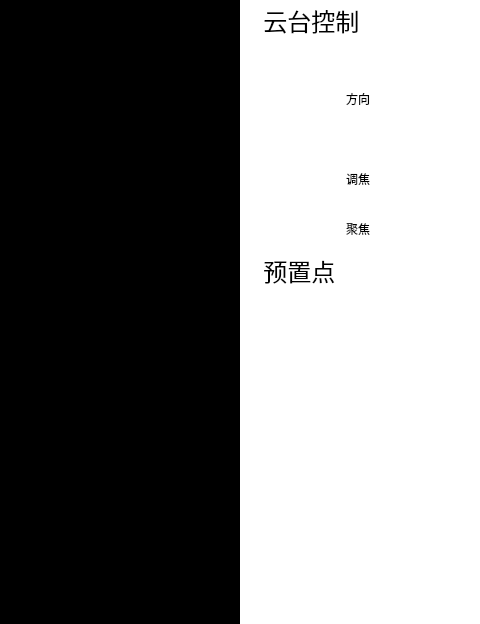
Above: pvmsmonitorwidget.ui from 1157889734/x86MyAppliction before the change; both pictures show x 544 to 1024 and y 0 to 624 of the 1024 by 624 pixel window. Below: the same form after it.
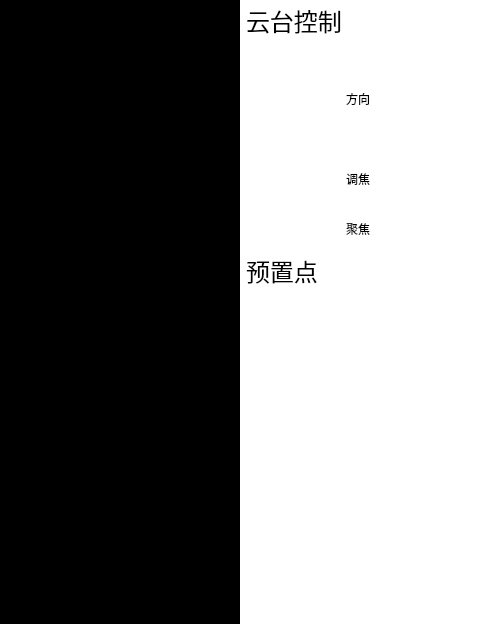
That is the form after the change. Icons and pictures are not drawn.

The edit to the form file:
```diff
--- a/pvmsmonitorwidget.ui
+++ b/pvmsmonitorwidget.ui
@@ -16,10 +16,10 @@
   <widget class="QPushButton" name="presetNoPushButton_8">
    <property name="geometry">
     <rect>
-     <x>970</x>
-     <y>360</y>
-     <width>53</width>
-     <height>32</height>
+     <x>965</x>
+     <y>350</y>
+     <width>60</width>
+     <height>40</height>
     </rect>
    </property>
    <property name="font">
@@ -33,8 +33,6 @@
 border-color: rgb(255, 255, 255);
 border-width: 1px;
 border-style: solid;}
-QPushButton:hover{background-color: rgb(246, 246, 246);color: rgb(86, 164, 246);border-color: rgb(255, 255, 255);border-width: 2px;border-style: solid;}
-
 QPushButton:pressed
 {background-color: rgb(86, 164, 246);color: rgb(255, 255, 255);border-color: rgb(170, 170, 170);border-width: 2px;border-style: solid;}</string>
    </property>
@@ -105,9 +103,9 @@
    <property name="geometry">
     <rect>
      <x>915</x>
-     <y>500</y>
-     <width>30</width>
-     <height>31</height>
+     <y>490</y>
+     <width>40</width>
+     <height>40</height>
     </rect>
    </property>
    <property name="styleSheet">
@@ -153,7 +151,7 @@
    <property name="geometry">
     <rect>
      <x>785</x>
-     <y>460</y>
+     <y>450</y>
      <width>112</width>
      <height>32</height>
     </rect>
@@ -230,10 +228,10 @@
   <widget class="QPushButton" name="presetNoPushButton_3">
    <property name="geometry">
     <rect>
-     <x>910</x>
-     <y>300</y>
-     <width>53</width>
-     <height>32</height>
+     <x>905</x>
+     <y>295</y>
+     <width>60</width>
+     <height>40</height>
     </rect>
    </property>
    <property name="font">
@@ -247,8 +245,6 @@
 border-color: rgb(255, 255, 255);
 border-width: 1px;
 border-style: solid;}
-QPushButton:hover{background-color: rgb(246, 246, 246);color: rgb(86, 164, 246);border-color: rgb(255, 255, 255);border-width: 2px;border-style: solid;}
-
 QPushButton:pressed
 {background-color: rgb(86, 164, 246);color: rgb(255, 255, 255);border-color: rgb(170, 170, 170);border-width: 2px;border-style: solid;}</string>
    </property>
@@ -263,9 +259,9 @@
    <property name="geometry">
     <rect>
      <x>860</x>
-     <y>500</y>
-     <width>30</width>
-     <height>31</height>
+     <y>490</y>
+     <width>40</width>
+     <height>40</height>
     </rect>
    </property>
    <property name="styleSheet">
@@ -319,10 +315,10 @@
   <widget class="QPushButton" name="presetNoPushButton_2">
    <property name="geometry">
     <rect>
-     <x>850</x>
-     <y>300</y>
-     <width>53</width>
-     <height>32</height>
+     <x>845</x>
+     <y>295</y>
+     <width>60</width>
+     <height>40</height>
     </rect>
    </property>
    <property name="font">
@@ -331,15 +327,11 @@
     </font>
    </property>
    <property name="styleSheet">
-    <string notr="true">
-QPushButton
-{background-image: url(:/monres/2.bmp);
+    <string notr="true">QPushButton{
+background-image: url(:/monres/22.bmp);
 border-color: rgb(255, 255, 255);
 border-width: 1px;
 border-style: solid;}
-
-QPushButton:hover{background-color: rgb(246, 246, 246);color: rgb(86, 164, 246);border-color: rgb(255, 255, 255);border-width: 2px;border-style: solid;}
-
 QPushButton:pressed
 {background-color: rgb(86, 164, 246);color: rgb(255, 255, 255);border-color: rgb(170, 170, 170);border-width: 2px;border-style: solid;}</string>
    </property>
@@ -429,7 +421,7 @@
    <property name="geometry">
     <rect>
      <x>785</x>
-     <y>420</y>
+     <y>410</y>
      <width>112</width>
      <height>32</height>
     </rect>
@@ -462,10 +454,10 @@
   <widget class="QPushButton" name="presetNoPushButton_7">
    <property name="geometry">
     <rect>
-     <x>910</x>
-     <y>360</y>
-     <width>53</width>
-     <height>32</height>
+     <x>905</x>
+     <y>350</y>
+     <width>60</width>
+     <height>40</height>
     </rect>
    </property>
    <property name="font">
@@ -479,8 +471,6 @@
 border-color: rgb(255, 255, 255);
 border-width: 1px;
 border-style: solid;}
-QPushButton:hover{background-color: rgb(246, 246, 246);color: rgb(86, 164, 246);border-color: rgb(255, 255, 255);border-width: 2px;border-style: solid;}
-
 QPushButton:pressed
 {background-color: rgb(86, 164, 246);color: rgb(255, 255, 255);border-color: rgb(170, 170, 170);border-width: 2px;border-style: solid;}</string>
    </property>
@@ -582,7 +572,7 @@
    <property name="geometry">
     <rect>
      <x>910</x>
-     <y>460</y>
+     <y>450</y>
      <width>112</width>
      <height>32</height>
     </rect>
@@ -613,10 +603,10 @@
   <widget class="QPushButton" name="presetNoPushButton_4">
    <property name="geometry">
     <rect>
-     <x>970</x>
-     <y>300</y>
-     <width>53</width>
-     <height>32</height>
+     <x>965</x>
+     <y>295</y>
+     <width>60</width>
+     <height>40</height>
     </rect>
    </property>
    <property name="font">
@@ -630,8 +620,6 @@
 border-color: rgb(255, 255, 255);
 border-width: 1px;
 border-style: solid;}
-QPushButton:hover{background-color: rgb(246, 246, 246);color: rgb(86, 164, 246);border-color: rgb(255, 255, 255);border-width: 2px;border-style: solid;}
-
 QPushButton:pressed
 {background-color: rgb(86, 164, 246);color: rgb(255, 255, 255);border-color: rgb(170, 170, 170);border-width: 2px;border-style: solid;}</string>
    </property>
@@ -646,9 +634,9 @@
    <property name="geometry">
     <rect>
      <x>970</x>
-     <y>500</y>
-     <width>30</width>
-     <height>31</height>
+     <y>490</y>
+     <width>40</width>
+     <height>40</height>
     </rect>
    </property>
    <property name="styleSheet">
@@ -709,9 +697,9 @@
    <property name="geometry">
     <rect>
      <x>800</x>
-     <y>500</y>
-     <width>30</width>
-     <height>31</height>
+     <y>490</y>
+     <width>40</width>
+     <height>40</height>
     </rect>
    </property>
    <property name="styleSheet">
@@ -736,7 +724,7 @@
   <widget class="QLabel" name="label_3">
    <property name="geometry">
     <rect>
-     <x>794</x>
+     <x>790</x>
      <y>0</y>
      <width>231</width>
      <height>40</height>
@@ -760,7 +748,7 @@
  }</string>
    </property>
    <property name="text">
-    <string>  云台控制</string>
+    <string>云台控制</string>
    </property>
    <property name="textFormat">
     <enum>Qt::AutoText</enum>
@@ -769,10 +757,10 @@
   <widget class="QPushButton" name="presetNoPushButton_6">
    <property name="geometry">
     <rect>
-     <x>850</x>
-     <y>360</y>
-     <width>53</width>
-     <height>32</height>
+     <x>845</x>
+     <y>350</y>
+     <width>60</width>
+     <height>40</height>
     </rect>
    </property>
    <property name="font">
@@ -786,8 +774,6 @@
 border-color: rgb(255, 255, 255);
 border-width: 1px;
 border-style: solid;}
-QPushButton:hover{background-color: rgb(246, 246, 246);color: rgb(86, 164, 246);border-color: rgb(255, 255, 255);border-width: 2px;border-style: solid;}
-
 QPushButton:pressed
 {background-color: rgb(86, 164, 246);color: rgb(255, 255, 255);border-color: rgb(170, 170, 170);border-width: 2px;border-style: solid;}</string>
    </property>
@@ -801,10 +787,10 @@
   <widget class="QPushButton" name="presetNoPushButton">
    <property name="geometry">
     <rect>
-     <x>790</x>
-     <y>300</y>
-     <width>53</width>
-     <height>32</height>
+     <x>785</x>
+     <y>295</y>
+     <width>60</width>
+     <height>40</height>
     </rect>
    </property>
    <property name="font">
@@ -818,9 +804,6 @@
 border-color: rgb(255, 255, 255);
 border-width: 1px;
 border-style: solid;}
-
-QPushButton:hover{background-color: rgb(246, 246, 246);color: rgb(86, 164, 246);border-color: rgb(255, 255, 255);border-width: 2px;border-style: solid;}
-
 QPushButton:pressed
 {background-color: rgb(86, 164, 246);color: rgb(255, 255, 255);border-color: rgb(170, 170, 170);border-width: 2px;border-style: solid;}</string>
    </property>
@@ -840,10 +823,10 @@
   <widget class="QPushButton" name="presetNoPushButton_5">
    <property name="geometry">
     <rect>
-     <x>790</x>
-     <y>360</y>
-     <width>53</width>
-     <height>32</height>
+     <x>785</x>
+     <y>350</y>
+     <width>60</width>
+     <height>40</height>
     </rect>
    </property>
    <property name="font">
@@ -857,8 +840,6 @@
 border-color: rgb(255, 255, 255);
 border-width: 1px;
 border-style: solid;}
-QPushButton:hover{background-color: rgb(246, 246, 246);color: rgb(86, 164, 246);border-color: rgb(255, 255, 255);border-width: 2px;border-style: solid;}
-
 QPushButton:pressed
 {background-color: rgb(86, 164, 246);color: rgb(255, 255, 255);border-color: rgb(170, 170, 170);border-width: 2px;border-style: solid;}</string>
    </property>
@@ -873,7 +854,7 @@
    <property name="geometry">
     <rect>
      <x>910</x>
-     <y>420</y>
+     <y>410</y>
      <width>112</width>
      <height>32</height>
     </rect>
@@ -899,10 +880,10 @@
   <widget class="QLabel" name="label_7">
    <property name="geometry">
     <rect>
-     <x>794</x>
+     <x>790</x>
      <y>250</y>
-     <width>231</width>
-     <height>40</height>
+     <width>211</width>
+     <height>41</height>
     </rect>
    </property>
    <property name="font">
@@ -923,7 +904,7 @@
  }</string>
    </property>
    <property name="text">
-    <string>  预置点</string>
+    <string>预置点</string>
    </property>
    <property name="textFormat">
     <enum>Qt::AutoText</enum>
```
Left out of the diff: 22 changed lines with no effect on the pictures.
